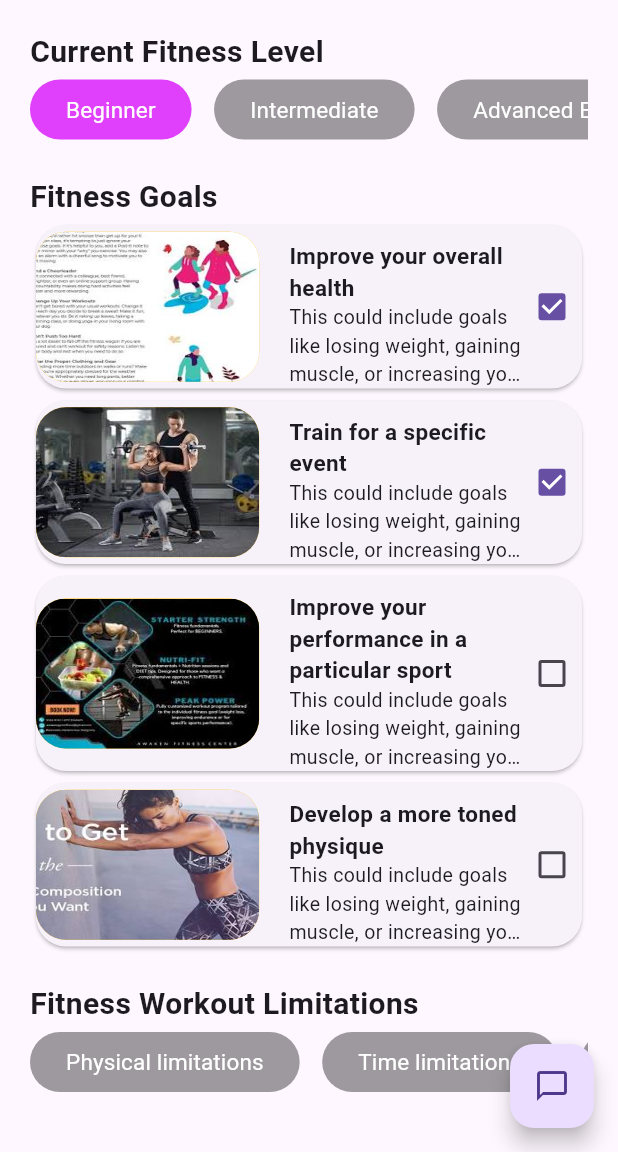
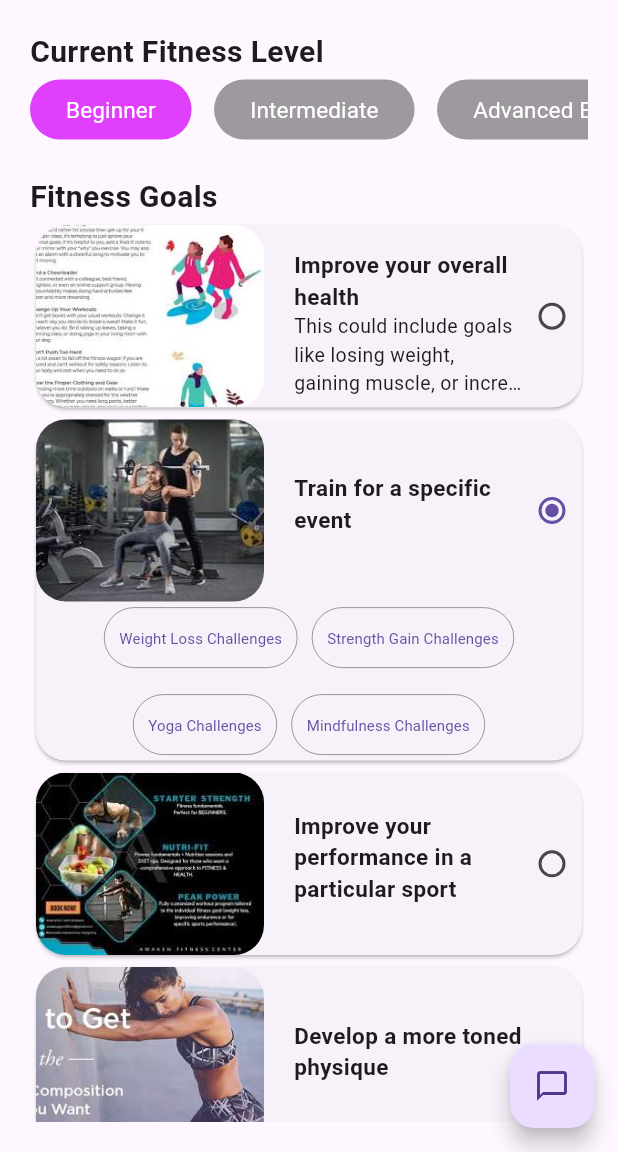
Before and after one commit to mr-gami001/gemini_ai_api_compitation_app, a Flutter app: the screen it shows after launch, after a tap on "Beginner", after a tap on "Improve your overall health", after a tap on "Train for a specific event", on a phone screen of 412 x 824 dp, the part 84-1236 px from its top. Run offline on Flutter 3.47's test engine with Material 3 defaults, Android fonts, the phone set to English and light mode, and no system bars; our stand-ins replace firebase_core, flutter_bloc, get_it, google_fonts, google_generative_ai, permission_handler; missing offline and left inert: health; accounts and stored records are empty; Roboto replaces fonts that are missing (Mukta).

Commit message:
ios capabality improved

```diff
--- a/lib/main.dart
+++ b/lib/main.dart
@@ -1,11 +1,8 @@
-import 'package:firebase_core/firebase_core.dart';
+import 'package:fitness_coach_app/utils/health_lib_configuration.dart';
 import 'package:flutter/material.dart';
 import 'package:flutter_bloc/flutter_bloc.dart';
 import 'package:google_generative_ai/google_generative_ai.dart';
-import 'package:health/health.dart';
-import 'package:permission_handler/permission_handler.dart';
 
-import 'firebase_options.dart';
 import 'models/app_landing/app_bloc.dart';
 import 'models/app_landing/app_landing_screen.dart';
 import 'models/app_landing/dependecy_inject.dart';
@@ -19,37 +16,7 @@ Future<void> main() async {
   //   options: DefaultFirebaseOptions.currentPlatform,
   // );
   injectionSetup();
-  Health().configure(useHealthConnectIfAvailable: true);
-  await Health().installHealthConnect();
-  await Permission.activityRecognition.request();
-  await Permission.location.request();
-  final types = [
-    HealthDataType.WEIGHT,
-    HealthDataType.STEPS,
-    HealthDataType.HEIGHT,
-    // HealthDataType.BLOOD_GLUCOSE,
-    // HealthDataType.WORKOUT,
-    // HealthDataType.BLOOD_PRESSURE_DIASTOLIC,
-    // HealthDataType.BLOOD_PRESSURE_SYSTOLIC,
-    // Uncomment this line on iOS - only available on iOS
-    // HealthDataType.AUDIOGRAM
-  ];
-  bool? hasPermissions =  await Health().hasPermissions(types, permissions: [
-    HealthDataAccess.READ,
-    HealthDataAccess.READ_WRITE,
-    HealthDataAccess.WRITE
-  ]);
- bool authorized = await Health()
-      .requestAuthorization(types, permissions: [
-   HealthDataAccess.READ,
-   HealthDataAccess.READ_WRITE,
-   HealthDataAccess.WRITE
- ]);
-
-
-
-  final status = await Health().getHealthConnectSdkStatus();
-  print(status);
+  HealthLibConfiguration().init();
   try {
     Constants.model = GenerativeModel(
       model: 'gemini-1.5-flash-latest',
--- a/lib/models/home_screen/fitness_goal/fitnessGoalCard.dart
+++ b/lib/models/home_screen/fitness_goal/fitnessGoalCard.dart
@@ -1,21 +1,18 @@
-import 'package:fitness_coach_app/utils/constants.dart';
 import 'package:flutter/material.dart';
 
 import '../../../utils/text_style.dart';
 import '../../app_landing/dependecy_inject.dart';
+import 'fitness_goal_dm.dart';
 
 class Fitnessgoalcard extends StatefulWidget {
-  String title;
-  String desc;
+  FitnessGoalDm? fitnessGoalDm;
   VoidCallback onTap;
-  String? iconText;
+
   bool? isSelected;
   Fitnessgoalcard(
       {super.key,
-      required this.title,
-      required this.desc,
+      required this.fitnessGoalDm,
       required this.onTap,
-      this.iconText,
       this.isSelected});
 
   @override
@@ -28,34 +25,23 @@ class _FitnessgoalcardState extends State<Fitnessgoalcard> {
   @override
   Widget build(BuildContext context) {
     return InkWell(
-      onTap: widget.onTap??(){
-        if(!checkList.contains(widget.title)){
-          checkList.add(widget.title);
-        }else{
-          checkList.remove(widget.title);
-        }
-        setState(() {
-
-        });
-      },
+      onTap: widget.onTap,
       child: Card(
-
         shape: RoundedRectangleBorder(
           borderRadius: BorderRadius.circular(20),
         ),
-        child: Row(
+        child: Column(
           children: [
-            if (widget.iconText != null)
-              Container(
-                width: (MediaQuery.of(context).size.width - 40) * 0.4,
-                height: 100,
-                decoration: BoxDecoration(
-                    color: Colors.amber,
+            Row(
+              children: [
+                if (widget.fitnessGoalDm?.iconText != null)
+                  Flexible(
+                    child: ClipRRect(
                         borderRadius: BorderRadius.circular(20),
-                    image: DecorationImage(
-                        image: AssetImage(widget.iconText!),
-                        fit: BoxFit.fill,
-                        filterQuality: FilterQuality.high)),
+                        child: Image.asset(
+                          widget.fitnessGoalDm?.iconText ?? '',
+                          fit: BoxFit.fitHeight,
+                        )),
                   ),
                 const SizedBox(
                   width: 20,
@@ -68,17 +54,17 @@ class _FitnessgoalcardState extends State<Fitnessgoalcard> {
                         height: 10,
                       ),
                       Text(
-                    widget.title,
+                        widget.fitnessGoalDm?.title ?? '',
                         textAlign: TextAlign.start,
                         style: getIt<AppTextStyle>().mukta15pxbold,
                       ),
                       Text(
-                    widget.desc,
+                        widget.fitnessGoalDm?.desc ?? '',
                         textAlign: TextAlign.start,
                         style: getIt<AppTextStyle>().mukta13pxnormal,
                         overflow: TextOverflow.ellipsis,
                         maxLines: 3,
-                  )
+                      ),
                     ],
                   ),
                 ),
@@ -87,11 +73,12 @@ class _FitnessgoalcardState extends State<Fitnessgoalcard> {
                 ),
                 SizedBox(
                   width: 20,
-              child: Checkbox(
+                  child: Radio(
                     value: widget.isSelected,
-                onChanged: (bool? value) {
+                    onChanged: (value) {
                       widget.onTap.call();
                     },
+                    groupValue: true,
                   ),
                 ),
                 const SizedBox(
@@ -99,6 +86,40 @@ class _FitnessgoalcardState extends State<Fitnessgoalcard> {
                 ),
               ],
             ),
+            if (widget.isSelected ?? false)
+              Wrap(
+                alignment: WrapAlignment.center,
+                runAlignment: WrapAlignment.center,
+                spacing: 10,
+                runSpacing: 10,
+                children: [
+                  for (int index = 0;
+                      index < (widget.fitnessGoalDm?.keyPoints?.length ?? 0);
+                      index++)
+                    keyProp(widget.fitnessGoalDm?.keyPoints?[index])
+                ],
+              ),
+          ],
+        ),
+      ),
+    );
+  }
+
+  Widget keyProp(KeyPoint? keyPoint) {
+    return ElevatedButton(
+      style: ElevatedButton.styleFrom(
+        padding: const EdgeInsets.symmetric(horizontal: 10),
+        backgroundColor: Colors.transparent,
+        elevation: 0,
+        side: const BorderSide(
+          color: Colors.black38,
+          width: 0,
+        ),
+      ),
+      onPressed: () {},
+      child: Text(
+        keyPoint?.title ?? '',
+        style: getIt<AppTextStyle>().mukta10pxnormal,
       ),
     );
   }
--- /dev/null
+++ b/lib/models/home_screen/fitness_goal/fitness_goal_dm.dart
@@ -0,0 +1,20 @@
+class FitnessGoalDm {
+  String? title;
+  String? desc;
+  int? index;
+  String? iconText;
+  List<KeyPoint>? keyPoints;
+  FitnessGoalDm({
+    this.title,
+    this.desc,
+    this.index,
+    this.iconText,
+    this.keyPoints,
+  });
+}
+
+class KeyPoint {
+  String? title;
+  bool? isSelected;
+  KeyPoint({this.title, this.isSelected});
+}
--- a/lib/models/home_screen/fitness_goal/fitness_goals.dart
+++ b/lib/models/home_screen/fitness_goal/fitness_goals.dart
@@ -1,44 +1,100 @@
 import 'package:fitness_coach_app/models/home_screen/home_bloc.dart';
 import 'package:flutter/cupertino.dart';
+import 'package:flutter_bloc/flutter_bloc.dart';
 
 import '../../../utils/constants.dart';
 import '../../../utils/text_style.dart';
 import '../../app_landing/dependecy_inject.dart';
 import 'fitnessGoalCard.dart';
-import '../limitation_screen/limitation_dm.dart';
-import 'package:flutter_bloc/flutter_bloc.dart';
+import 'fitness_goal_dm.dart';
 
 class FitnessGoals extends StatelessWidget {
-  List<String> selectedGoalList;
+  List<FitnessGoalDm> selectedGoalList;
 
   FitnessGoals({super.key, required this.selectedGoalList});
 
-  List<LimitationDm> fitnessGoalList = [
-    LimitationDm(
-        title: "Improve your overall health",
-        iconText: Constants.improveOverallHealth,
-        desc:
-            "This could include goals like losing weight, gaining muscle, or increasing your cardiovascular endurance. Getting regular exercise is one of the best things you can do for your overall health. It can help you control your weight, reduce your risk of chronic diseases, improve your mood, and boost your energy levels.",
-        index: 1),
-    LimitationDm(
+  List<FitnessGoalDm> fitnessGoalList = [
+    FitnessGoalDm(
+      title: "Improve your overall health",
+      iconText: Constants.improveOverallHealth,
+      desc:
+          "This could include goals like losing weight, gaining muscle, or increasing your cardiovascular endurance. Getting regular exercise is one of the best things you can do for your overall health. It can help you control your weight, reduce your risk of chronic diseases, improve your mood, and boost your energy levels.",
+      index: 1,
+    ),
+    FitnessGoalDm(
       iconText: Constants.specificEvent,
       title: "Train for a specific event",
-      desc:
-          "This could include goals like losing weight, gaining muscle, or increasing your cardiovascular endurance. Getting regular exercise is one of the best things you can do for your overall health. It can help you control your weight, reduce your risk of chronic diseases, improve your mood, and boost your energy levels.",
+      keyPoints: [
+        KeyPoint(
+          title: "Weight Loss Challenges",
+        ),
+        KeyPoint(
+          title: "Strength Gain Challenges",
+        ),
+        KeyPoint(
+          title: "Yoga Challenges",
+        ),
+        KeyPoint(
+          title: "Mindfulness Challenges",
+        ),
+      ],
       index: 2,
     ),
-    LimitationDm(
+    FitnessGoalDm(
       iconText: Constants.improveForParticularSport,
       title: "Improve your performance in a particular sport",
-      desc:
-          "This could include goals like losing weight, gaining muscle, or increasing your cardiovascular endurance. Getting regular exercise is one of the best things you can do for your overall health. It can help you control your weight, reduce your risk of chronic diseases, improve your mood, and boost your energy levels.",
+      keyPoints: [
+        KeyPoint(
+          title: "Basketball",
+        ),
+        KeyPoint(
+          title: "Soccer",
+        ),
+        KeyPoint(
+          title: "Volleyball",
+        ),
+        KeyPoint(
+          title: "Baseball/Softball",
+        ),
+        KeyPoint(
+          title: "Swimming",
+        ),
+        KeyPoint(
+          title: "Running",
+        ),
+        KeyPoint(
+          title: "Cycling",
+        ),
+        KeyPoint(
+          title: "Chess",
+        ),
+        KeyPoint(title: "Rugby")
+      ],
       index: 3,
     ),
-    LimitationDm(
+    FitnessGoalDm(
       iconText: Constants.moreTonedPhysique,
       title: "Develop a more toned physique",
-      desc:
-          "This could include goals like losing weight, gaining muscle, or increasing your cardiovascular endurance. Getting regular exercise is one of the best things you can do for your overall health. It can help you control your weight, reduce your risk of chronic diseases, improve your mood, and boost your energy levels.",
+      keyPoints: [
+        KeyPoint(
+          title: "Resistance Training",
+        ),
+        KeyPoint(
+          title: "Nutrition",
+        ),
+        KeyPoint(
+          title: "Increasing cardiovascular endurance",
+        ),
+        KeyPoint(
+          title: "Cardiovascular Exercise",
+        ),
+        KeyPoint(
+          title: "Recovery",
+        ),
+        KeyPoint(
+          title: "Consistency",
+        )
+      ],
       index: 4,
     ),
   ];
@@ -56,13 +112,13 @@ class FitnessGoals extends StatelessWidget {
         ),
         for (int index = 0; index < fitnessGoalList.length; index++)
           Fitnessgoalcard(
-            title: fitnessGoalList[index].title ?? '',
-            desc: fitnessGoalList[index].desc ?? '',
-            iconText: fitnessGoalList[index].iconText ?? "",
-            isSelected: selectedGoalList.contains(fitnessGoalList[index].title),
+            fitnessGoalDm: fitnessGoalList[index],
+            isSelected: selectedGoalList.isNotEmpty
+                ? selectedGoalList.first.title == fitnessGoalList[index].title
+                : false,
             onTap: () {
-              BlocProvider.of<HomeBloc>(context).add(
-                  SelectFitnessGoalEvent(fitnessGoalList[index].title ?? ''));
+              BlocProvider.of<HomeBloc>(context)
+                  .add(SelectFitnessGoalEvent(fitnessGoalList[index]));
             },
           ),
       ],
--- a/lib/models/home_screen/home_bloc.dart
+++ b/lib/models/home_screen/home_bloc.dart
@@ -1,21 +1,19 @@
 import 'package:flutter_bloc/flutter_bloc.dart';
+
+import 'fitness_goal/fitness_goal_dm.dart';
 
 class HomeBloc extends Bloc<HomeBlocEvent, HomeBlocState> {
   String selectedLevel = '';
-  List<String> fitnessGoalsList = [];
+  List<FitnessGoalDm> selectedLimitation = [];
 
   HomeBloc() : super(SucessState("", [])) {
     on<SelectLevelEvent>((event, emit) {
       selectedLevel = event.selectedLevel;
-      emit(SucessState(selectedLevel, fitnessGoalsList));
+      emit(SucessState(selectedLevel, selectedLimitation));
     });
     on<SelectFitnessGoalEvent>((event, emit) {
-      if (fitnessGoalsList.contains(event.selectedGoal)) {
-        fitnessGoalsList.remove(event.selectedGoal);
-      } else {
-        fitnessGoalsList.add(event.selectedGoal);
-      }
-      emit(SucessState(selectedLevel, fitnessGoalsList));
+      selectedLimitation = [event.limitationDm];
+      emit(SucessState(selectedLevel, selectedLimitation));
     });
   }
 }
@@ -29,9 +27,9 @@ class SelectLevelEvent extends HomeBlocEvent {
 }
 
 class SelectFitnessGoalEvent extends HomeBlocEvent {
-  String selectedGoal;
+  FitnessGoalDm limitationDm;
 
-  SelectFitnessGoalEvent(this.selectedGoal);
+  SelectFitnessGoalEvent(this.limitationDm);
 }
 
 abstract class HomeBlocState {}
@@ -40,7 +38,7 @@ class InitState extends HomeBlocState {}
 
 class SucessState extends HomeBlocState {
   String selectedLevel;
-  List<String> fitnessGoalsList = [];
+  List<FitnessGoalDm> fitnessGoalsList;
 
   SucessState(this.selectedLevel, this.fitnessGoalsList);
 }
--- a/lib/models/home_screen/home_screen.dart
+++ b/lib/models/home_screen/home_screen.dart
@@ -5,11 +5,11 @@ import 'package:fitness_coach_app/models/home_screen/limitation_screen/limitatio
 import 'package:fitness_coach_app/utils/constants.dart';
 import 'package:fitness_coach_app/utils/text_style.dart';
 import 'package:flutter/material.dart';
-import 'package:health/health.dart';
+import 'package:flutter_bloc/flutter_bloc.dart';
 
 import '../chat_screen/chat_screen.dart';
 import 'fitess_level_button.dart';
-import 'package:flutter_bloc/flutter_bloc.dart';
+import 'fitness_goal/fitness_goal_dm.dart';
 
 class HomeScreen extends StatefulWidget {
   HomeScreen({super.key});
@@ -19,9 +19,7 @@ class HomeScreen extends StatefulWidget {
 }
 
 class _HomeScreenState extends State<HomeScreen> {
-
   HomeBloc homeBloc = HomeBloc();
-
 
   @override
   Widget build(BuildContext context) {
@@ -38,8 +36,8 @@ class _HomeScreenState extends State<HomeScreen> {
           child: SingleChildScrollView(
             child: BlocBuilder(
                 bloc: homeBloc,
-              builder: (context,state) {
-               if(state is SucessState) {
+                builder: (context, state) {
+                  if (state is SucessState) {
                     return Column(
                       mainAxisAlignment: MainAxisAlignment.start,
                       crossAxisAlignment: CrossAxisAlignment.start,
@@ -49,7 +47,8 @@ class _HomeScreenState extends State<HomeScreen> {
                         const SizedBox(
                           height: 20,
                         ),
-                        fitnessGoals(state.selectedLevel,state.fitnessGoalsList),
+                        fitnessGoals(
+                            state.selectedLevel, state.fitnessGoalsList),
                         if (Constants.currentLevel.value.isNotEmpty)
                           const SizedBox(
                             height: 20,
@@ -57,12 +56,23 @@ class _HomeScreenState extends State<HomeScreen> {
                         const SizedBox(
                           height: 20,
                         ),
-                        if(state.fitnessGoalsList.isNotEmpty)limitation()
+                        if (state.fitnessGoalsList.isNotEmpty) limitation(),
+                        const SizedBox(
+                          height: 10,
+                        ),
+                        if (state.selectedLevel.isNotEmpty &&
+                            state.fitnessGoalsList.isNotEmpty)
+                          submitBtn(),
+                        const SizedBox(
+                          height: 20,
+                        ),
                       ],
                     );
-                  }return const  Center(child: CircularProgressIndicator(),);
                   }
-            ),
+                  return const Center(
+                    child: CircularProgressIndicator(),
+                  );
+                }),
           ),
         ),
       ),
@@ -77,22 +87,31 @@ class _HomeScreenState extends State<HomeScreen> {
     );
   }
 
+  Widget submitBtn() {
+    return Align(
+      alignment: Alignment.center,
+      child: ElevatedButton(
+        onPressed: () {},
+        child: Text("Submit"),
+      ),
+    );
+  }
+
   Widget limitation() {
     return Limitation();
   }
 
-  Widget fitnessGoals(String selectedText,List<String> goalCheckList) {
-
+  Widget fitnessGoals(String selectedText, List<FitnessGoalDm> goalCheckList) {
     if (selectedText.isNotEmpty) {
-          return FitnessGoals(selectedGoalList: goalCheckList,);
+      return FitnessGoals(
+        selectedGoalList: goalCheckList,
+      );
     } else {
       return SizedBox();
     }
-
   }
 
   Widget fitnessLevel(String selectedText) {
-
     return Column(
       mainAxisAlignment: MainAxisAlignment.start,
       crossAxisAlignment: CrossAxisAlignment.start,
--- /dev/null
+++ b/lib/utils/health_lib_configuration.dart
@@ -0,0 +1,53 @@
+import 'dart:io';
+
+import 'package:fitness_coach_app/utils/constants.dart';
+import 'package:health/health.dart';
+import 'package:permission_handler/permission_handler.dart';
+
+class HealthLibConfiguration {
+  init() async {
+    try {
+      await Health().configure(useHealthConnectIfAvailable: true);
+
+      if (Platform.isAndroid) {
+        await Health().installHealthConnect();
+      }
+
+      await Permission.activityRecognition.request();
+      await Permission.location.request();
+
+      //
+      final types = [
+        HealthDataType.WEIGHT,
+        HealthDataType.STEPS,
+        HealthDataType.HEIGHT,
+        HealthDataType.BLOOD_GLUCOSE,
+        HealthDataType.WORKOUT,
+        HealthDataType.BLOOD_PRESSURE_DIASTOLIC,
+        HealthDataType.BLOOD_PRESSURE_SYSTOLIC,
+      ];
+      // Uncomment this line on iOS - only available on iOS
+      if (Platform.isIOS) {
+        types.add(HealthDataType.AUDIOGRAM);
+      }
+      bool? hasPermissions = await Health().hasPermissions(types, permissions: [
+        HealthDataAccess.READ,
+        HealthDataAccess.READ_WRITE,
+        HealthDataAccess.WRITE
+      ]);
+      bool authorized = await Health().requestAuthorization(types,
+          permissions: [
+            HealthDataAccess.READ,
+            HealthDataAccess.READ_WRITE,
+            HealthDataAccess.WRITE
+          ]);
+
+      if (Platform.isAndroid) {
+        final status = await Health().getHealthConnectSdkStatus();
+        Constants.sucessLog(status);
+      }
+    } catch (e) {
+      Constants.errorLog(e);
+    }
+  }
+}
--- a/lib/utils/text_style.dart
+++ b/lib/utils/text_style.dart
@@ -1,22 +1,25 @@
-import 'dart:ui';
-
 import 'package:flutter/cupertino.dart';
 import 'package:google_fonts/google_fonts.dart';
 
-class AppTextStyle{
-
-  TextStyle mukta20pxSemoBold =  GoogleFonts.mukta(
+class AppTextStyle {
+  TextStyle mukta20pxSemoBold = GoogleFonts.mukta(
     fontSize: 20,
     fontWeight: FontWeight.w600,
-  );TextStyle mukta15pxnormal =  GoogleFonts.mukta(
+  );
+  TextStyle mukta15pxnormal = GoogleFonts.mukta(
     fontSize: 15,
     fontWeight: FontWeight.normal,
-  );TextStyle mukta15pxbold =  GoogleFonts.mukta(
+  );
+  TextStyle mukta15pxbold = GoogleFonts.mukta(
     fontSize: 15,
     fontWeight: FontWeight.bold,
-  );TextStyle mukta13pxnormal =  GoogleFonts.mukta(
+  );
+  TextStyle mukta13pxnormal = GoogleFonts.mukta(
     fontSize: 13,
     fontWeight: FontWeight.normal,
   );
-
+  TextStyle mukta10pxnormal = GoogleFonts.mukta(
+    fontSize: 10,
+    fontWeight: FontWeight.normal,
+  );
 }
```
Also changed, not shown: 3 other files. Lines whose indentation alone changed are shown as unchanged.
